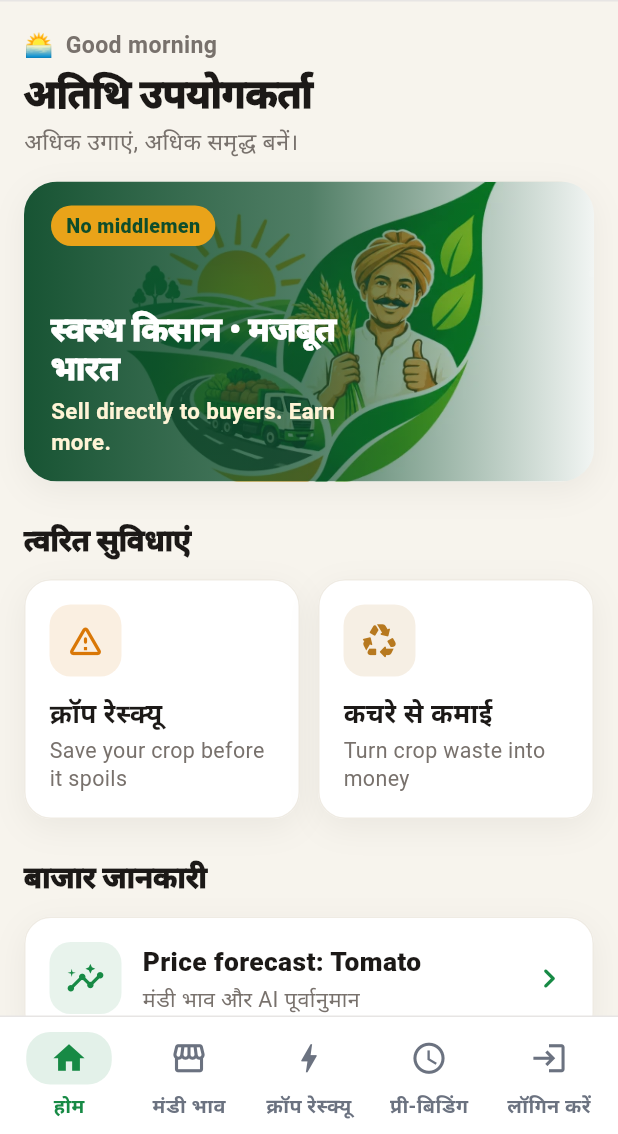
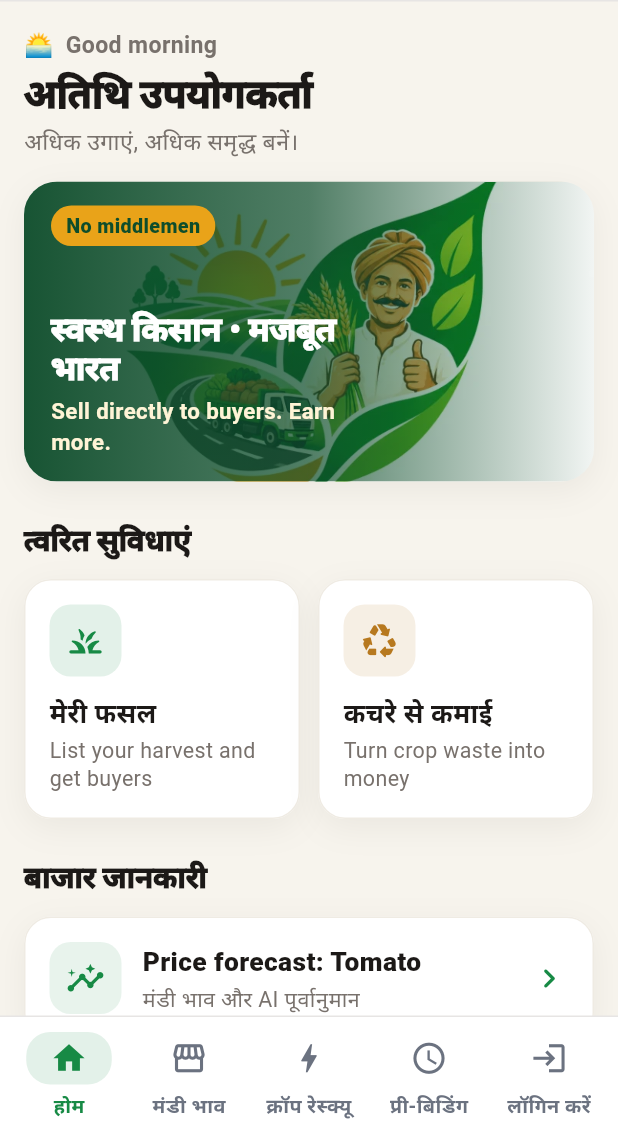
Before and after one commit to GenF-Coders/farmnex, a Flutter app: the screen it shows after launch, after a tap on "हिन्दी", on a phone screen of 412 x 824 dp, the part 102-1236 px from its top. Run offline on Flutter 3.47's test engine with Material 3 defaults, Android fonts, the phone set to English and light mode, and no system bars; our stand-ins replace dio, file_picker, flutter_secure_storage, flutter_tts, geolocator, shared_preferences and 2 more; missing offline and left inert: google_mlkit_translation; accounts and stored records are empty; network calls fail.

Commit message:
S36: Home quick access = My Crops + Waste to Wealth; Market insights sends guests to login
Crop Rescue and Pre-Bid stay only in the bottom bar (Atharv). Forecasts need a login, so a guest
tapping Market insights goes to the Login tab instead of an error inside the pop-up.

Co-Authored-By: Claude Opus 5.5 <noreply@anthropic.com>

```diff
--- a/frontend/lib/screens/home/home_screen.dart
+++ b/frontend/lib/screens/home/home_screen.dart
@@ -9,7 +9,6 @@ import '../../providers/market_provider.dart';
 import '../../localization/l10n_extension.dart';
 import '../../widgets/dialogs/ai_forecast_dialog.dart';
 import '../../widgets/dialogs/waste_to_wealth_dialog.dart';
-import '../rescue/publish_rescue_sheet.dart';
 import '../rescue/rescue_alerts_banner.dart';
 
 /// Home for farmers and guests. Only things that are NOT already a bottom tab live here
@@ -125,16 +124,17 @@ class HomeScreen extends StatelessWidget {
     );
   }
 
-  /// Two big actions. A guest is sent to login first (both need an account).
+  /// Two big actions: My Crops and Waste to Wealth (Crop Rescue and Pre-Bid are in the bottom bar).
+  /// A guest is sent to login first (both need an account).
   Widget _actions(BuildContext context, UserRole role) {
     final guest = role == UserRole.guest;
     void needLogin(VoidCallback action) => guest ? onNavigateTab?.call('profile') : action();
-    final rescue = _ActionTile(
-      icon: Icons.warning_amber_rounded,
-      color: AppTheme.accentAmber,
-      title: context.t('rescue'),
-      subtitle: 'Save your crop before it spoils',
-      onTap: () => needLogin(() => openPublishRescueSheet(context)),
+    final crops = _ActionTile(
+      icon: Icons.grass_rounded,
+      color: AppTheme.primaryGreen,
+      title: context.t('my_crops'),
+      subtitle: 'List your harvest and get buyers',
+      onTap: () => needLogin(() => onNavigateTab?.call('my_crops')),
     );
     final waste = _ActionTile(
       icon: Icons.recycling_rounded,
@@ -145,7 +145,7 @@ class HomeScreen extends StatelessWidget {
     );
     return IntrinsicHeight(
       child: Row(crossAxisAlignment: CrossAxisAlignment.stretch, children: [
-        Expanded(child: rescue),
+        Expanded(child: crops),
         const SizedBox(width: 12),
         Expanded(child: waste),
       ]),
@@ -168,10 +168,12 @@ class HomeScreen extends StatelessWidget {
       icon: Icons.insights_rounded,
       title: 'Price forecast: $name',
       subtitle: context.t('market_insights_desc'),
-      onTap: () => showDialog<void>(
-        context: context,
-        builder: (_) => crop != null ? AIForecastDialog(crop: crop) : const AIForecastDialog.forCrop(cropName: 'Tomato'),
-      ),
+      onTap: () => !context.read<AuthProvider>().isLoggedIn
+          ? onNavigateTab?.call('profile') // forecasts need a login
+          : showDialog<void>(
+              context: context,
+              builder: (_) => crop != null ? AIForecastDialog(crop: crop) : const AIForecastDialog.forCrop(cropName: 'Tomato'),
+            ),
     );
   }
 }
```
